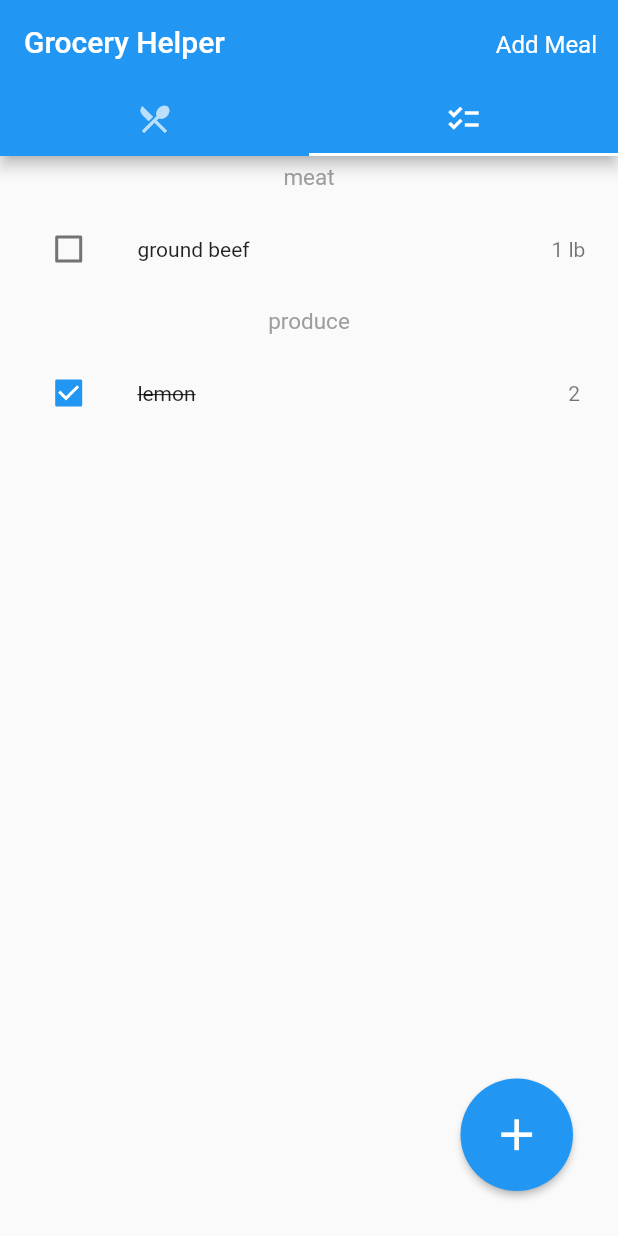
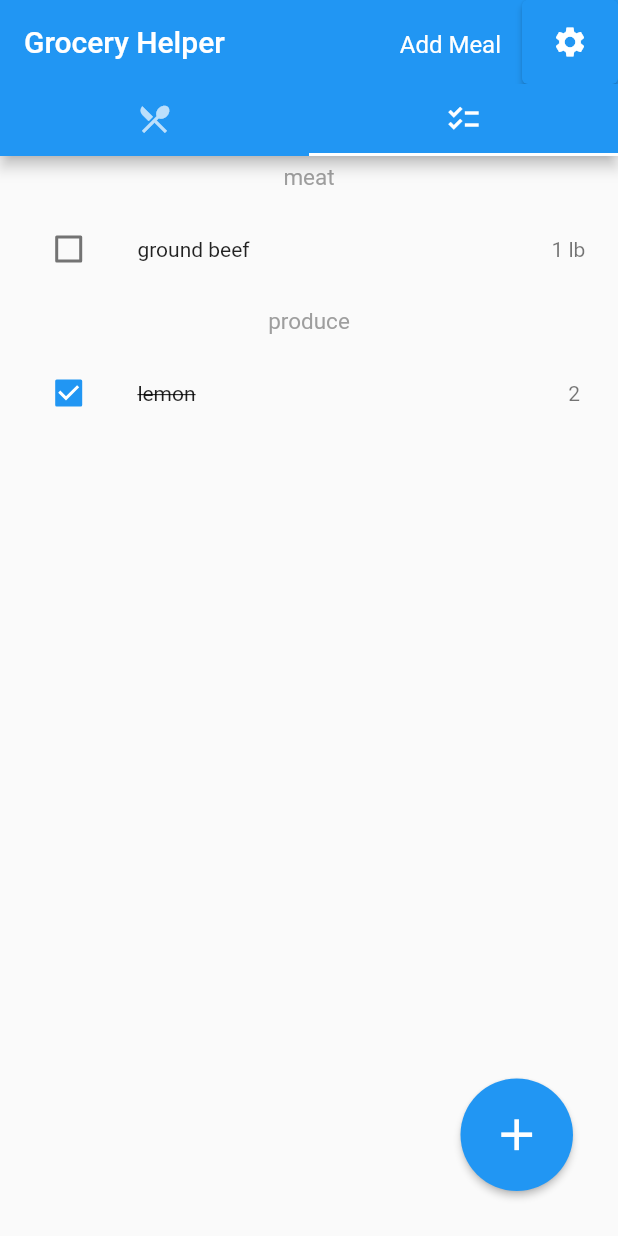
Before and after one commit to Bkohler93/Grocery_Helper, a Flutter app: the screen it shows after launch, tab 2 chosen, on a phone screen of 412 x 824 dp. Run offline on Flutter 3.47's test engine with Material 2 defaults, Android fonts, the phone set to English and light mode, and no system bars; our stand-ins replace bloc, confetti, equatable, flutter_bloc, sqflite; missing offline and left inert: fraction; accounts and stored records are empty.

Commit message:
fix typo

```diff
--- a/lib/main.dart
+++ b/lib/main.dart
@@ -13,6 +13,7 @@ import 'package:grocery_helper_app/presentation/screens/add_meal.dart';
 // import 'package:grocery_helper_app/data/models/grocery_list.dart';
 import 'package:grocery_helper_app/presentation/screens/choose_meals.dart';
 import 'package:grocery_helper_app/presentation/screens/grocery_list.dart';
+import 'package:grocery_helper_app/presentation/screens/settings.dart';
 
 // import 'presentation/screens/add_meal.dart';
 // import 'presentation/screens/grocery_list.dart';
@@ -116,6 +117,13 @@ class _HomeState extends State<Home> with SingleTickerProviderStateMixin {
                   child: const Text('Add Meal'),
                 )),
           ),
+          ElevatedButton(
+            onPressed: () {
+              Navigator.push(
+                  context, MaterialPageRoute(builder: (context) => const SettingsPage()));
+            },
+            child: Icon(Icons.settings),
+          )
         ],
       ),
       body: TabBarView(
```
